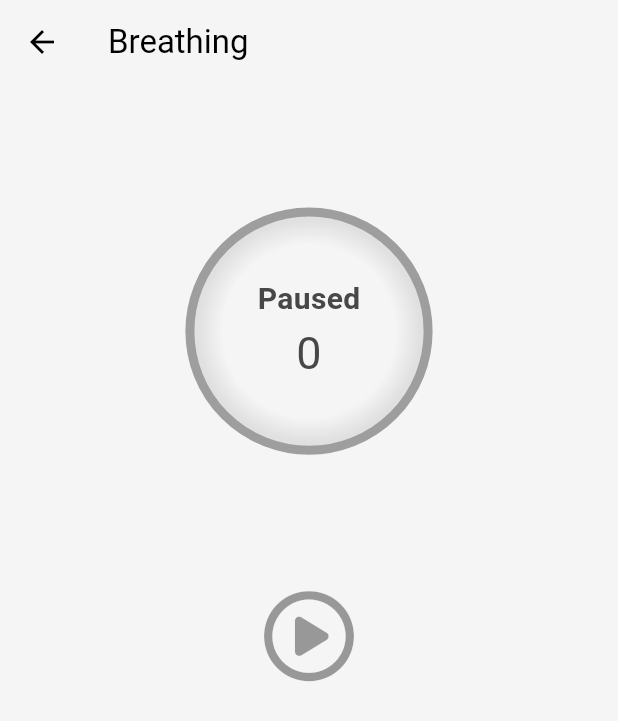
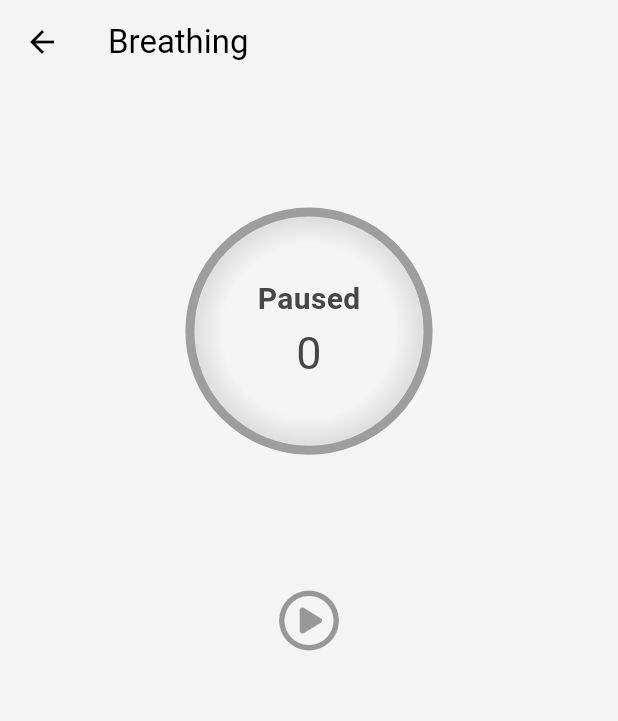
Before and after one commit to TomerNoy/self-help, a Flutter app: the Breathing screen opened directly, on a phone screen of 412 x 824 dp. Shown: the top 721 px of the screen. Run offline on Flutter 3.47's test engine with Material 3 defaults, Android fonts, the phone set to English and light mode, and no system bars; our stand-ins replace flutter_riverpod, font_awesome_flutter, get_it, logger, shared_preferences, syncfusion_flutter_gauges; missing offline and left inert: pulsator; accounts and stored records are empty.

Commit message:
small modifications

```diff
--- a/lib/pages/breathing.dart
+++ b/lib/pages/breathing.dart
@@ -7,7 +7,6 @@ import 'package:pulsator/pulsator.dart';
 import 'package:self_help/core/constants.dart';
 import 'package:self_help/providers/breathing_notifier.dart';
 import 'package:self_help/providers/breathing_provider.dart';
-import 'package:self_help/services/services.dart';
 import 'package:self_help/theme.dart';
 
 class Breathing extends ConsumerWidget {
@@ -38,21 +37,24 @@ class Breathing extends ConsumerWidget {
 
     /// pulse widget effect
     final pulseWidget =
-        provider.timerOn && provider.breathingType == BreathingType.peakHold
+        provider.timerOn && provider.breathingType != BreathingType.stopped
             ? AnimatedContainer(
                 duration: Constants.timerDuration,
                 // decoration: BoxDecoration(
                 //     border: Border.all(color: Colors.grey),
                 //     ),
-                width: breathingScale + 60,
-                height: breathingScale + 60,
+                width: breathingScale + 70,
+                height: breathingScale + 70,
                 child: PulseIcon(
                   pulseColor: breathingTypeColor,
-                  iconSize: breathingScale,
-                  innerSize: 50,
+                  iconSize: breathingScale - 20,
+                  innerSize: breathingScale - 20,
                   pulseCount: 1,
                   pulseDuration: Constants.timerDuration,
                   icon: Icons.circle,
+                  pulseSize: breathingScale + 70,
+                  iconColor: Colors.red,
+                  innerColor: Colors.blue,
                 ),
               )
             : const SizedBox.shrink();
@@ -143,7 +145,7 @@ class Breathing extends ConsumerWidget {
           provider.timerOn
               ? FontAwesomeIcons.circleStop
               : FontAwesomeIcons.circlePlay,
-          size: 60,
+          size: 40,
           color: Colors.black38,
         ),
       ),
@@ -166,8 +168,8 @@ class Breathing extends ConsumerWidget {
               child: Stack(
                 alignment: Alignment.center,
                 children: [
+                  pulseWidget,
                   expandingCircleWidget,
-                  pulseWidget,
                 ],
               ),
             ),
```
Also changed, not shown: lib/pages/measure_level.dart (+16 -3 lines).
